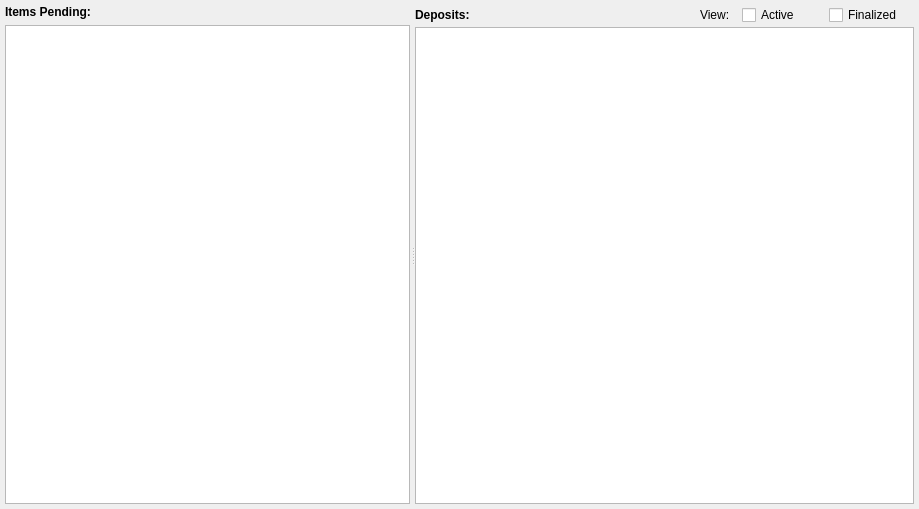
Above: ui/src/depositspanel.ui from karlmoad/TroopTreasurer before the change. Below: the same form after it.
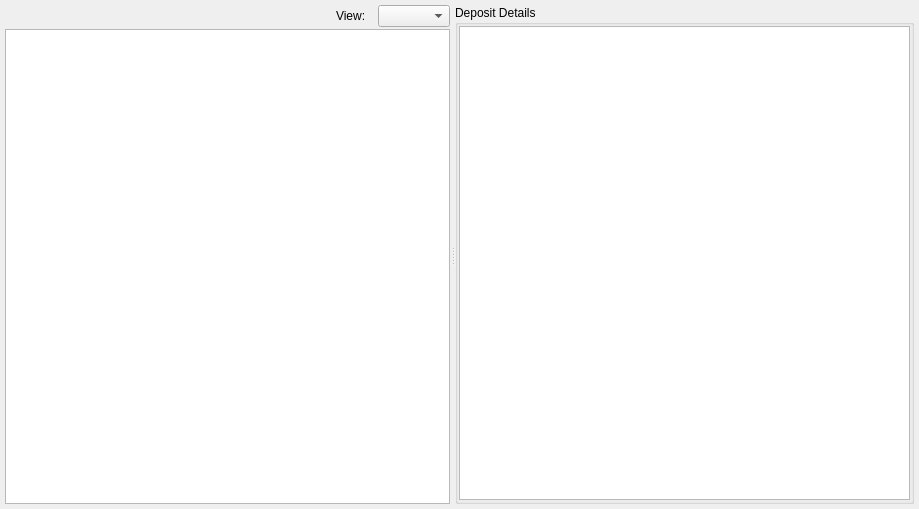
That is the form after the change.

Commit message: dev - deposits

```diff
--- a/ui/src/depositspanel.ui
+++ b/ui/src/depositspanel.ui
@@ -36,96 +36,11 @@
      </property>
      <widget class="QWidget" name="">
       <layout class="QVBoxLayout" name="verticalLayout">
-       <item>
-        <widget class="QLabel" name="label">
-         <property name="sizePolicy">
-          <sizepolicy hsizetype="Preferred" vsizetype="Fixed">
-           <horstretch>0</horstretch>
-           <verstretch>0</verstretch>
-          </sizepolicy>
-         </property>
-         <property name="font">
-          <font>
-           <weight>75</weight>
-           <bold>true</bold>
-          </font>
-         </property>
-         <property name="text">
-          <string>Items Pending:</string>
-         </property>
-        </widget>
-       </item>
-       <item>
-        <widget class="QTableView" name="tablePending">
-         <property name="editTriggers">
-          <set>QAbstractItemView::NoEditTriggers</set>
-         </property>
-         <property name="tabKeyNavigation">
-          <bool>false</bool>
-         </property>
-         <property name="showDropIndicator" stdset="0">
-          <bool>false</bool>
-         </property>
-         <property name="dragDropOverwriteMode">
-          <bool>false</bool>
-         </property>
-         <property name="selectionMode">
-          <enum>QAbstractItemView::SingleSelection</enum>
-         </property>
-         <property name="selectionBehavior">
-          <enum>QAbstractItemView::SelectRows</enum>
-         </property>
-         <property name="sortingEnabled">
-          <bool>true</bool>
-         </property>
-         <attribute name="horizontalHeaderStretchLastSection">
-          <bool>true</bool>
-         </attribute>
-        </widget>
-       </item>
-      </layout>
-     </widget>
-     <widget class="QWidget" name="">
-      <layout class="QVBoxLayout" name="verticalLayout_2">
        <property name="spacing">
         <number>2</number>
        </property>
        <item>
         <layout class="QHBoxLayout" name="horizontalLayout">
-         <property name="spacing">
-          <number>2</number>
-         </property>
-         <item>
-          <widget class="QLabel" name="label_2">
-           <property name="sizePolicy">
-            <sizepolicy hsizetype="Fixed" vsizetype="Fixed">
-             <horstretch>0</horstretch>
-             <verstretch>0</verstretch>
-            </sizepolicy>
-           </property>
-           <property name="minimumSize">
-            <size>
-             <width>60</width>
-             <height>0</height>
-            </size>
-           </property>
-           <property name="maximumSize">
-            <size>
-             <width>60</width>
-             <height>16777215</height>
-            </size>
-           </property>
-           <property name="font">
-            <font>
-             <weight>75</weight>
-             <bold>true</bold>
-            </font>
-           </property>
-           <property name="text">
-            <string>Deposits:</string>
-           </property>
-          </widget>
-         </item>
          <item>
           <spacer name="horizontalSpacer">
            <property name="orientation">
@@ -165,54 +80,7 @@
           </widget>
          </item>
          <item>
-          <widget class="QCheckBox" name="chkActive">
-           <property name="sizePolicy">
-            <sizepolicy hsizetype="Fixed" vsizetype="Fixed">
-             <horstretch>0</horstretch>
-             <verstretch>0</verstretch>
-            </sizepolicy>
-           </property>
-           <property name="minimumSize">
-            <size>
-             <width>85</width>
-             <height>0</height>
-            </size>
-           </property>
-           <property name="maximumSize">
-            <size>
-             <width>85</width>
-             <height>16777215</height>
-            </size>
-           </property>
-           <property name="text">
-            <string>Active</string>
-           </property>
-          </widget>
-         </item>
-         <item>
-          <widget class="QCheckBox" name="chkFInalized">
-           <property name="sizePolicy">
-            <sizepolicy hsizetype="Fixed" vsizetype="Fixed">
-             <horstretch>0</horstretch>
-             <verstretch>0</verstretch>
-            </sizepolicy>
-           </property>
-           <property name="minimumSize">
-            <size>
-             <width>85</width>
-             <height>0</height>
-            </size>
-           </property>
-           <property name="maximumSize">
-            <size>
-             <width>85</width>
-             <height>16777215</height>
-            </size>
-           </property>
-           <property name="text">
-            <string>Finalized</string>
-           </property>
-          </widget>
+          <widget class="QComboBox" name="comboBox"/>
          </item>
         </layout>
        </item>
@@ -221,6 +89,31 @@
        </item>
       </layout>
      </widget>
+     <widget class="QGroupBox" name="groupBox">
+      <property name="title">
+       <string>Deposit Details</string>
+      </property>
+      <layout class="QVBoxLayout" name="verticalLayout_2">
+       <property name="spacing">
+        <number>2</number>
+       </property>
+       <property name="leftMargin">
+        <number>1</number>
+       </property>
+       <property name="topMargin">
+        <number>1</number>
+       </property>
+       <property name="rightMargin">
+        <number>1</number>
+       </property>
+       <property name="bottomMargin">
+        <number>1</number>
+       </property>
+       <item>
+        <widget class="QTableView" name="tableView"/>
+       </item>
+      </layout>
+     </widget>
     </widget>
    </item>
   </layout>
```
The commit also changes 9 other files.
